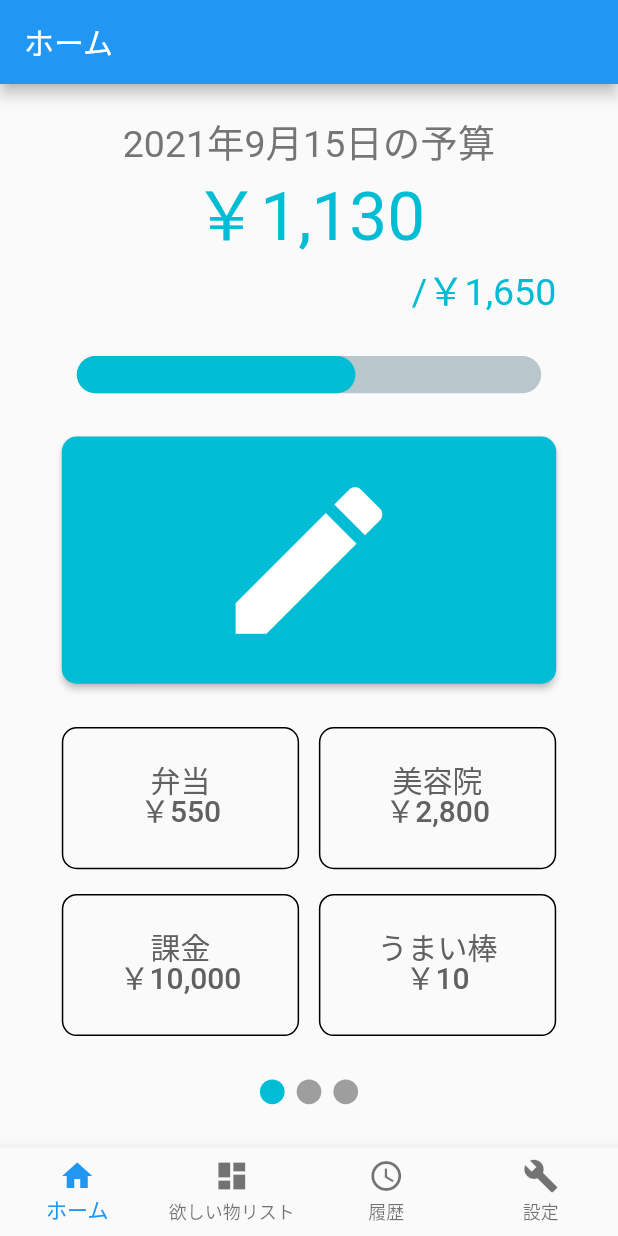
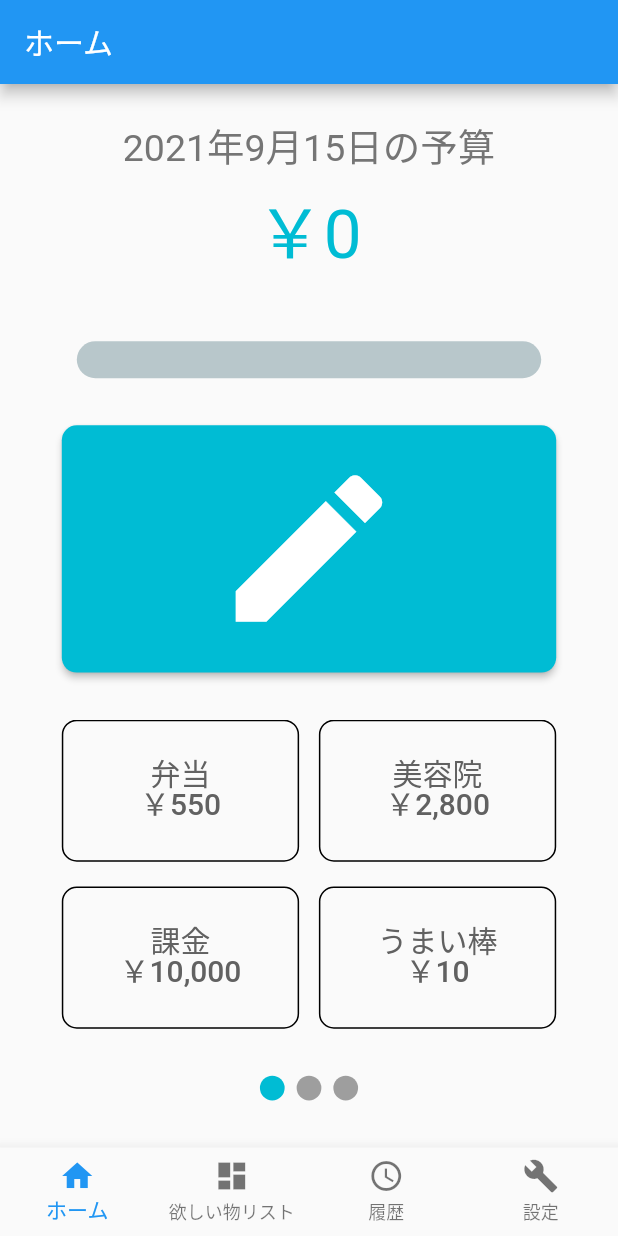
Before and after one commit to TeamSaifu/Saifu_Flutter, a Flutter app: the screen it shows after launch, after a tap on an icon or button, on a phone screen of 412 x 824 dp. Run offline on Flutter 3.47's test engine with Material 2 defaults, Android fonts, the phone set to English and light mode, and no system bars; drawn by our look-alikes of percent_indicator, smooth_page_indicator; our stand-ins replace sqflite; accounts and stored records are empty; statements that could not run were skipped.

Commit message:
ホーム画面作成、メインのレイアウトが崩れないように修正

```diff
--- a/lib/home.dart
+++ b/lib/home.dart
@@ -2,24 +2,15 @@ import 'package:flutter/cupertino.dart';
 import 'package:flutter/material.dart';
 
 import 'package:saifu/shortcut_model.dart';
+import 'package:saifu/model/log.dart';
+import 'package:saifu/model/budget.dart';
+import 'package:saifu/db/log_repository.dart';
+import 'package:saifu/db/budget_repository.dart';
 
 import 'package:smooth_page_indicator/smooth_page_indicator.dart';
 import 'package:percent_indicator/percent_indicator.dart';
 import 'package:intl/date_symbol_data_local.dart';
 import 'package:intl/intl.dart';
-
-// 表示部分のモデル
-class DisplayModel {
-  String title;
-  int price;
-  int balance;
-
-  DisplayModel({
-    @required this.title,
-    @required this.price,
-    this.balance,
-  });
-}
 
 class HomePage extends StatefulWidget {
   HomePage({Key key, this.title}) : super(key: key);
@@ -34,14 +25,29 @@ class _HomeState extends State<HomePage> {
   // 三桁ごとにカンマを入れるフォーマット
   final formatter = NumberFormat("#,###");
 
+  DateTime now = DateTime.now();
+  int get lastMonthDayNum => DateTime(now.year, now.month + 1, 0).day;
+
   // 現在の年月日と年月
   static String _nowDate;
   static String _nowMonth;
 
   // 表示リスト
-  List<DisplayModel> _displayList = [];
+  List<String> _titleList = [];
   // 表示リストのインデックス
   int _displayIndex = 0;
+
+  double _percent = 0;
+
+  List<PayLog> _logList;
+  List<Budget> _budgetList;
+  List<PayLog> _todayLogList;
+
+  Future _initLoadData() async {
+    _logList = await LogRepository.getAll();
+    _budgetList = await BudgetRepository.getAll();
+    _todayLogList = await LogRepository.getToday();
+  }
 
   //アプリ起動時に一度だけ実行される
   @override
@@ -51,13 +57,13 @@ class _HomeState extends State<HomePage> {
     // 日付を取得し表示リストを初期化
     initializeDateFormatting('ja');
     setState(() {
-      _nowDate = new DateFormat.yMMMd('ja').format(DateTime.now()).toString();
-      _nowMonth = new DateFormat.yMMM('ja').format(DateTime.now()).toString();
-      _displayList.addAll([
-        DisplayModel(title: '$_nowDate', price: 7120),
-        DisplayModel(title: '$_nowDateの予算', price: 1130, balance: 1650),
-        DisplayModel(title: '$_nowDateまでの予算', price: 4430, balance: 4950),
-        DisplayModel(title: '$_nowMonthの予算', price: 50630, balance: 51150),
+      _nowDate = new DateFormat.yMMMd('ja').format(now).toString();
+      _nowMonth = new DateFormat.yMMM('ja').format(now).toString();
+      _titleList.addAll([
+        '$_nowDate',
+        '$_nowDateの予算',
+        '$_nowDateまでの予算',
+        '$_nowMonthの予算',
       ]);
     });
   }
@@ -197,7 +203,48 @@ class _HomeState extends State<HomePage> {
 
       children: <Widget>[
         // 表示部分
-        GestureDetector(
+        FutureBuilder(
+          future: _initLoadData(),
+          builder: (BuildContext context, AsyncSnapshot snapshot) {
+            if (snapshot.hasError) {
+              return Text('Error: ${snapshot.error}');
+            } else {
+              int displaytext1;
+              int displaytext2;
+              int spendDay = 0;
+              int spendMonth = 0;
+              int budget = 0;
+
+              if (_logList != null && _budgetList != null && _todayLogList != null) {
+                _logList.forEach((element) {
+                  spendMonth += element.price * element.sign;
+                });
+                _budgetList.forEach((element) {
+                  budget += element.price * element.sign;
+                });
+                _todayLogList.forEach((element) {
+                  spendDay += element.price * element.sign;
+                });
+                switch(_displayIndex){
+                  case 0:
+                    displaytext1 = spendMonth;
+                    break;
+                  case 1:
+                    displaytext1 = spendDay;
+                    displaytext2 = (budget / lastMonthDayNum).floor();
+                    break;
+                  case 2:
+                    displaytext1 = spendMonth;
+                    displaytext2 = ((budget / lastMonthDayNum) * now.day).floor();
+                    break;
+                  case 3:
+                    displaytext1 = spendMonth;
+                    displaytext2 = budget;
+                    break;
+                }
+                displaytext2 == null ? _percent = 0 : _percent = displaytext1 * -1 / displaytext2;
+              }
+              return GestureDetector (
                 // 子WidgetにTap処理を付ける
                 onTap: () {
                   setState(() {
@@ -209,32 +256,27 @@ class _HomeState extends State<HomePage> {
                   });
                 },
                 child: SizedBox(
-            height: screenHeight * 0.15,
+                  height: screenHeight * 0.2,
                   child: Column(
                     mainAxisAlignment: MainAxisAlignment.spaceBetween,
                     children: [
                       _textLabel(
                         contentWidth: screenWidth * 0.8,
-                    text: _displayList[_displayIndex].title,
+                        text: _titleList[_displayIndex],
                         color: Colors.grey.shade600
                       ),
                       _textLabel(
                         contentWidth: screenWidth * 0.8,
-                    text: '￥' + formatter.format(_displayList[_displayIndex].price),
+                        text: displaytext1 != null ? '￥' + formatter.format(displaytext1 * -1) : '￥0',
                         fontSize: 45.0,
                         color: Colors.cyan
                       ),
-                _displayList[_displayIndex].balance == null ? Container() : _textLabel(
+                      displaytext2 == null ? Container() : _textLabel(
                         contentWidth: screenWidth * 0.8,
-                    text: '/￥' + formatter.format(_displayList[_displayIndex].balance),
+                        text: '/￥' + formatter.format(displaytext2),
                         color: Colors.cyan,
                         textAlign: TextAlign.right
                       ),
-              ],
-            ),
-          ),
-        ),
-
                       // 割合ゲージ
                       SizedBox(
                         width: screenWidth * 0.8,
@@ -243,10 +285,17 @@ class _HomeState extends State<HomePage> {
                           animation: true,                              // アニメーション
                           animationDuration: 500,                       // アニメーションの速さ
                           lineHeight: screenHeight * 0.03,              // ゲージの高さ
-            percent: 0.6,                                 // 割合
+                          percent: _percent > 1 ? 1.0 : _percent,                                 // 割合
                           linearStrokeCap: LinearStrokeCap.roundAll,    // ゲージの角の丸み
-            progressColor: Colors.cyan,                   // ゲージの色
+                          progressColor: _percent > 1 ? Colors.redAccent : Colors.cyan,                   // ゲージの色
                         ),
+                      ),
+                    ],
+                  )
+                )
+              );
+            }
+          },
         ),
 
         // データ入力ボタン
--- a/lib/main.dart
+++ b/lib/main.dart
@@ -79,6 +79,7 @@ class _MyHomePageState extends State<MyHomePage> {
   @override
   Widget build(BuildContext context) {
     return Scaffold(
+      resizeToAvoidBottomInset: false,
       appBar: AppBar(
         title: _pageTitle[_selectedIndex],
       ),
```
Lines whose indentation alone changed are shown as unchanged.
